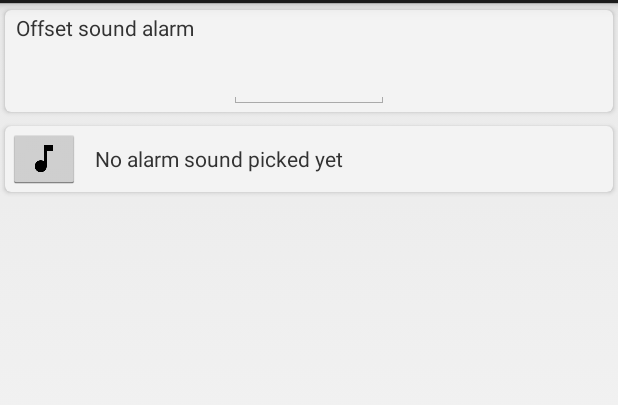
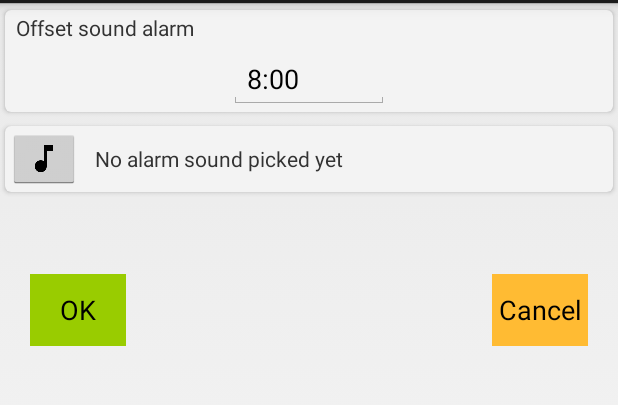
Before and after one commit to Marcel-Malus/HueSleepAndWake, an Android app: the AlarmSettingsActivity screen opened directly, with no data from a screen before it, on a phone screen of 412 x 824 dp, the part 69-474 px from its top. Run offline under Robolectric (Android 15) with nearby library versions, the phone set to English and light mode, and no system bars; libraries missing offline, so code that uses them is left out: org.slf4j.

Commit message:
Updated alarm settings to new settings concept.

```diff
--- a/app/src/main/java/com/recek/huewakeup/app/AlarmScheduleFragment.java
+++ b/app/src/main/java/com/recek/huewakeup/app/AlarmScheduleFragment.java
@@ -83,7 +83,6 @@ public class AlarmScheduleFragment extends AbstractScheduleFragment {
             statusTxt.setText(R.string.txt_status_wrong_format);
             return false;
         }
-        getPrefs().setAlarmTime(alarmTimeStr);
 
         Intent intent = new Intent(getActivity(), AlarmStartReceiver.class);
         pendingIntent = PendingIntent.getBroadcast(getActivity(), 0, intent, 0);
--- a/app/src/main/java/com/recek/huewakeup/app/WakeUpScheduleFragment.java
+++ b/app/src/main/java/com/recek/huewakeup/app/WakeUpScheduleFragment.java
@@ -63,11 +63,10 @@ public class WakeUpScheduleFragment extends AbstractScheduleFragment {
             return false;
         }
 
+        getPrefs().setWakeLightActive(wakeLightSwitch.isChecked());
         if (!wakeLightSwitch.isChecked()) {
-            getPrefs().setWakeLightActive(false);
             return disableSchedule(schedule);
         }
-        getPrefs().setWakeLightActive(true);
 
         String wakeTimeStr = getPrefs().getWakeLightTime();
         Calendar cal = Calendar.getInstance();
--- a/app/src/main/java/com/recek/huewakeup/settings/AlarmSettingsActivity.java
+++ b/app/src/main/java/com/recek/huewakeup/settings/AlarmSettingsActivity.java
@@ -7,12 +7,15 @@ import android.net.Uri;
 import android.os.Bundle;
 import android.provider.OpenableColumns;
 import android.view.View;
+import android.widget.Button;
+import android.widget.EditText;
 import android.widget.ImageButton;
 import android.widget.TextView;
 import android.widget.Toast;
 
 import com.philips.lighting.data.HueSharedPreferences;
 import com.philips.lighting.quickstart.R;
+import com.recek.huewakeup.util.MyDateUtils;
 
 import org.slf4j.Logger;
 import org.slf4j.LoggerFactory;
@@ -24,6 +27,8 @@ public class AlarmSettingsActivity extends Activity {
 
     private HueSharedPreferences prefs;
     private TextView pickedSoundTxt;
+    private EditText timeInput;
+    private String alarmSoundUriStr = null;
 
     @Override
     protected void onCreate(Bundle savedInstanceState) {
@@ -31,11 +36,32 @@ public class AlarmSettingsActivity extends Activity {
         setContentView(R.layout.activity_alarm_settings);
         prefs = HueSharedPreferences.getInstance(getApplicationContext());
 
+        timeInput = (EditText) findViewById(R.id.alarmTime);
+        timeInput.setText(prefs.getAlarmTime());
+
         final ImageButton pickAlarmBtn = (ImageButton) findViewById(R.id.pickAlarmSoundBtn);
         pickAlarmBtn.setOnClickListener(createPickAlarmListener());
 
         pickedSoundTxt = (TextView) findViewById(R.id.pickedAlarmSoundTxt);
         initSavedSound();
+
+
+        // BUTTONS
+        Button okButton = (Button) findViewById(R.id.alarmSettingsOkBtn);
+        okButton.setOnClickListener(new View.OnClickListener() {
+            @Override
+            public void onClick(View v) {
+                onOkClicked();
+            }
+        });
+
+        Button cancelButton = (Button) findViewById(R.id.alarmSettingsCancelBtn);
+        cancelButton.setOnClickListener(new View.OnClickListener() {
+            @Override
+            public void onClick(View v) {
+                onCancelClicked();
+            }
+        });
     }
 
 
@@ -80,7 +106,7 @@ public class AlarmSettingsActivity extends Activity {
             // Check for the freshest data.
             //noinspection WrongConstant
             getContentResolver().takePersistableUriPermission(alarmSoundUri, takeFlags);
-            prefs.setAlarmSoundUri(alarmSoundUri.toString());
+            alarmSoundUriStr = alarmSoundUri.toString();
 
             if (fileName != null) {
                 pickedSoundTxt.setText(fileName);
@@ -107,4 +133,21 @@ public class AlarmSettingsActivity extends Activity {
 
         return fileName;
     }
+
+    private void onOkClicked() {
+        if (alarmSoundUriStr != null) {
+            prefs.setAlarmSoundUri(alarmSoundUriStr);
+        }
+
+        String timeString = timeInput.getText().toString();
+        if (MyDateUtils.hasCorrectFormat(timeString)) {
+            prefs.setAlarmTime(timeString);
+        }
+
+        finish();
+    }
+
+    private void onCancelClicked() {
+        finish();
+    }
 }
--- a/app/src/main/java/com/recek/huewakeup/settings/SleepLightSettingsActivity.java
+++ b/app/src/main/java/com/recek/huewakeup/settings/SleepLightSettingsActivity.java
@@ -39,7 +39,6 @@ public class SleepLightSettingsActivity extends AbstractHueSettingsActivity {
     }
 
     private void onOkClicked() {
-        //TODO: Validation
         PHScheduleFix sleepSchedule = getSelectedValidSchedule(sleepScheduleSpinner);
         if (sleepSchedule != null) {
             getPrefs().setSleepScheduleId(sleepSchedule.getId());
--- a/app/src/main/res/layout/activity_alarm_settings.xml
+++ b/app/src/main/res/layout/activity_alarm_settings.xml
@@ -80,4 +80,31 @@
         </RelativeLayout>
 
     </android.support.v7.widget.CardView>
+
+
+    <!--BUTTONS-->
+    <RelativeLayout
+        android:layout_width="match_parent"
+        android:layout_height="wrap_content"
+        android:layout_marginTop="50dp">
+
+        <Button
+            android:id="@+id/alarmSettingsOkBtn"
+            android:layout_width="wrap_content"
+            android:layout_height="wrap_content"
+            android:layout_alignParentStart="true"
+            android:layout_marginStart="20dp"
+            android:background="@android:color/holo_green_light"
+            android:text="@string/btn_ok" />
+
+        <Button
+            android:id="@+id/alarmSettingsCancelBtn"
+            android:layout_width="wrap_content"
+            android:layout_height="wrap_content"
+            android:layout_alignEnd="@id/alarmSettingsOkBtn"
+            android:layout_alignParentEnd="true"
+            android:layout_marginEnd="20dp"
+            android:background="@android:color/holo_orange_light"
+            android:text="@string/btn_cancel" />
+    </RelativeLayout>
 </LinearLayout>
--- a/app/src/main/res/layout/activity_wake_light_settings.xml
+++ b/app/src/main/res/layout/activity_wake_light_settings.xml
@@ -147,6 +147,8 @@
         </RelativeLayout>
     </android.support.v7.widget.CardView>
 
+
+    <!--BUTTONS-->
     <RelativeLayout
         android:layout_width="match_parent"
         android:layout_height="wrap_content"
```
Also changed, not shown: app/src/main/java/com/recek/huewakeup/settings/WakeLightSettingsActivity.java (+10 -4 lines), app/src/main/java/com/recek/huewakeup/util/MyDateUtils.java (+6 -1 lines).
